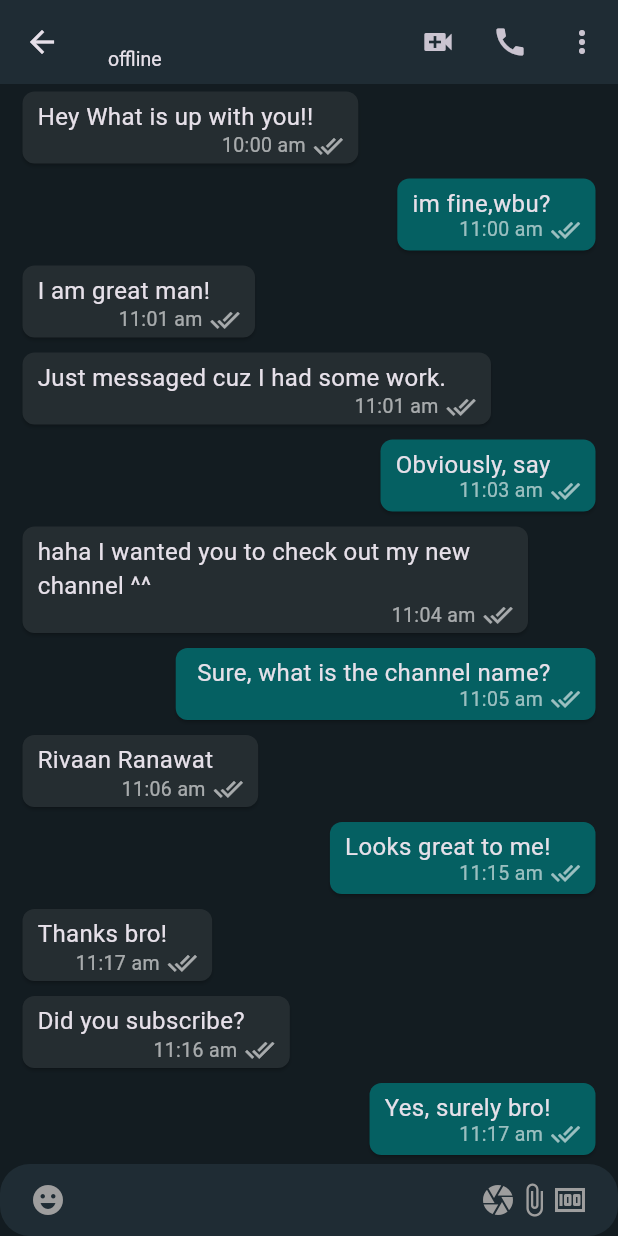
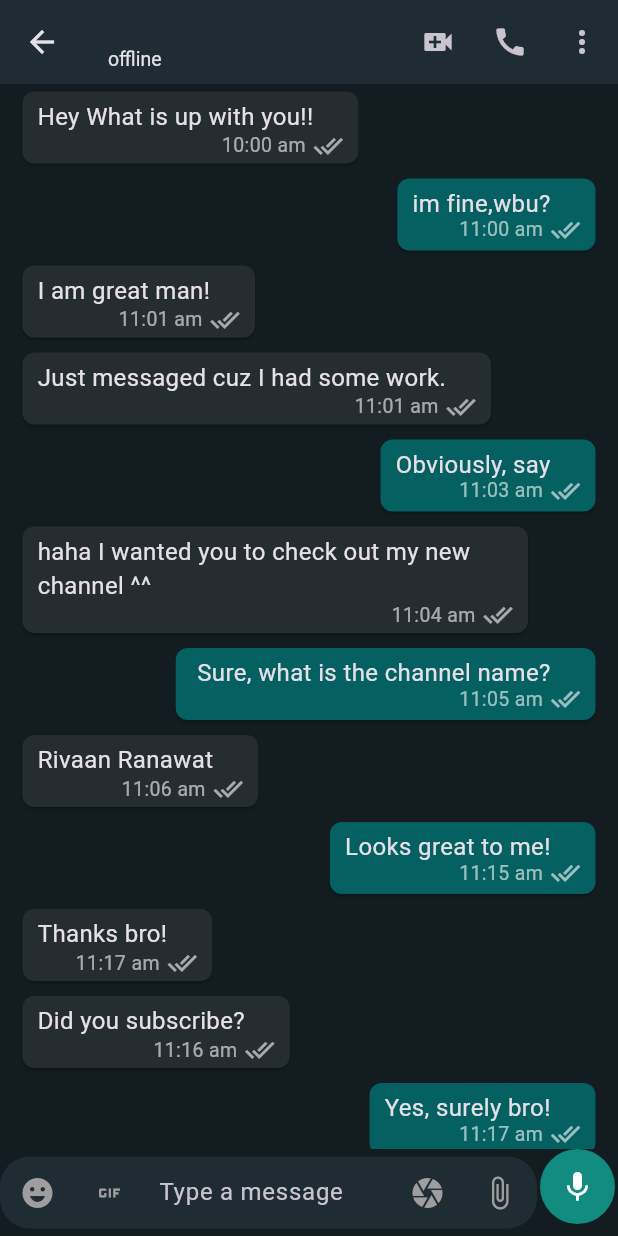
Before and after one commit to vedantagrawal524/VibeChat, a Flutter app: the MobileChatScreen screen opened directly with empty values, on a phone screen of 412 x 824 dp. Run offline on Flutter 3.47's test engine with Material 3 defaults, Android fonts, the phone set to English and light mode, and no system bars; our stand-ins replace cloud_firestore, country_picker, firebase_auth, firebase_core, firebase_storage, flutter_contacts and 2 more; accounts and stored records are empty.

Commit message:
Chat Field Updated

```diff
--- a/lib/colors.dart
+++ b/lib/colors.dart
@@ -13,3 +13,5 @@ const chatBarMessage = Color.fromRGBO(30, 36, 40, 1);
 const mobileChatBoxColor = Color.fromRGBO(31, 44, 52, 1);
 const greyColor = Colors.grey;
 const blackColor = Colors.black;
+const whiteColor = Colors.white;
+const sendButtonColor = Color(0xFF128C7E);
--- a/lib/screens/mobile_chat_screen.dart
+++ b/lib/features/chat/screens/mobile_chat_screen.dart
@@ -3,8 +3,9 @@ import 'package:flutter_riverpod/flutter_riverpod.dart';
 import 'package:whatsapp/colors.dart';
 import 'package:whatsapp/common/widgets/loader.dart';
 import 'package:whatsapp/features/auth/controller/auth_controller.dart';
+import 'package:whatsapp/features/chat/widgets/bottom_chat_field.dart';
 import 'package:whatsapp/models/user_model.dart';
-import 'package:whatsapp/widgets/chat_list.dart';
+import 'package:whatsapp/features/chat/widgets/chat_list.dart';
 
 class MobileChatScreen extends ConsumerWidget {
   const MobileChatScreen({
@@ -69,39 +70,7 @@ class MobileChatScreen extends ConsumerWidget {
       body: Column(
         children: [
           const Expanded(child: ChatList()),
-          TextField(
-            decoration: InputDecoration(
-              filled: true,
-              fillColor: mobileChatBoxColor,
-              prefixIcon: const Padding(
-                padding: EdgeInsets.symmetric(horizontal: 20),
-                child: Icon(
-                  Icons.emoji_emotions,
-                  color: Colors.grey,
-                ),
-              ),
-              suffixIcon: const Padding(
-                padding: EdgeInsets.symmetric(horizontal: 20),
-                child: Row(
-                  mainAxisAlignment: MainAxisAlignment.end,
-                  children: [
-                    Icon(Icons.camera, color: Colors.grey),
-                    Icon(Icons.attach_file, color: Colors.grey),
-                    Icon(Icons.money, color: Colors.grey),
-                  ],
-                ),
-              ),
-              hintText: 'Type a message',
-              border: OutlineInputBorder(
-                borderRadius: BorderRadius.circular(20),
-                borderSide: const BorderSide(
-                  width: 0,
-                  style: BorderStyle.none,
-                ),
-              ),
-              contentPadding: const EdgeInsets.all(10),
-            ),
-          ),
+          BottomChatField(),
         ],
       ),
     );
--- /dev/null
+++ b/lib/features/chat/widgets/bottom_chat_field.dart
@@ -0,0 +1,104 @@
+import 'package:flutter/material.dart';
+import 'package:whatsapp/colors.dart';
+
+class BottomChatField extends StatefulWidget {
+  const BottomChatField({
+    super.key,
+  });
+
+  @override
+  State<BottomChatField> createState() => _BottomChatFieldState();
+}
+
+class _BottomChatFieldState extends State<BottomChatField> {
+  bool isShowSendButton = false;
+  @override
+  Widget build(BuildContext context) {
+    return Row(
+      children: [
+        Expanded(
+          child: TextFormField(
+            onChanged: (value) {
+              if (value.isNotEmpty) {
+                setState(() {
+                  isShowSendButton = true;
+                });
+              } else {
+                setState(() {
+                  isShowSendButton = false;
+                });
+              }
+            },
+            decoration: InputDecoration(
+              filled: true,
+              fillColor: mobileChatBoxColor,
+              prefixIcon: Padding(
+                padding: const EdgeInsets.symmetric(horizontal: 1),
+                child: SizedBox(
+                  width: 100,
+                  child: Row(
+                    mainAxisAlignment: MainAxisAlignment.start,
+                    children: [
+                      IconButton(
+                        onPressed: () {},
+                        icon:
+                            const Icon(Icons.emoji_emotions, color: greyColor),
+                      ),
+                      IconButton(
+                        onPressed: () {},
+                        icon: const Icon(Icons.gif, color: greyColor),
+                      ),
+                    ],
+                  ),
+                ),
+              ),
+              suffixIcon: Padding(
+                padding: const EdgeInsets.symmetric(horizontal: 1),
+                child: SizedBox(
+                  width: 100,
+                  child: Row(
+                    mainAxisAlignment: MainAxisAlignment.end,
+                    children: [
+                      IconButton(
+                        onPressed: () {},
+                        icon: const Icon(Icons.camera, color: greyColor),
+                      ),
+                      IconButton(
+                        onPressed: () {},
+                        icon: const Icon(Icons.attach_file, color: greyColor),
+                      ),
+                    ],
+                  ),
+                ),
+              ),
+              hintText: 'Type a message',
+              border: OutlineInputBorder(
+                borderRadius: BorderRadius.circular(20),
+                borderSide: const BorderSide(
+                  width: 0,
+                  style: BorderStyle.none,
+                ),
+              ),
+              contentPadding: const EdgeInsets.all(10),
+            ),
+          ),
+        ),
+        Padding(
+          padding: const EdgeInsets.only(
+            bottom: 8,
+            right: 2,
+            left: 2,
+          ),
+          child: CircleAvatar(
+            backgroundColor: sendButtonColor,
+            radius: 25,
+            child: Icon(
+              isShowSendButton ? Icons.send : Icons.mic,
+              color: whiteColor,
+            ),
+          ),
+        ),
+      ],
+    );
+  }
+}
--- a/lib/widgets/chat_list.dart
+++ b/lib/features/chat/widgets/chat_list.dart
@@ -1,7 +1,7 @@
 import 'package:flutter/material.dart';
 import 'package:whatsapp/info.dart';
-import 'package:whatsapp/widgets/my_message_card.dart';
-import 'package:whatsapp/widgets/sender_message_card.dart';
+import 'package:whatsapp/features/chat/widgets/my_message_card.dart';
+import 'package:whatsapp/features/chat/widgets/sender_message_card.dart';
 
 class ChatList extends StatelessWidget {
   const ChatList({super.key});
--- a/lib/widgets/contact_list.dart
+++ b/lib/features/chat/widgets/contact_list.dart
@@ -1,7 +1,7 @@
 import 'package:flutter/material.dart';
 import 'package:whatsapp/colors.dart';
 import 'package:whatsapp/info.dart';
-import 'package:whatsapp/screens/mobile_chat_screen.dart';
+import 'package:whatsapp/features/chat/screens/mobile_chat_screen.dart';
 
 class ContactList extends StatelessWidget {
   const ContactList({super.key});
@@ -51,7 +51,7 @@ class ContactList extends StatelessWidget {
                     ),
                     trailing: Text(
                       info[index]['time'].toString(),
-                      style: const TextStyle(fontSize: 12, color: Colors.grey),
+                      style: const TextStyle(fontSize: 12, color: greyColor),
                     ),
                   ),
                 ),
--- a/lib/features/select_contacts/repository/select_contact_repository.dart
+++ b/lib/features/select_contacts/repository/select_contact_repository.dart
@@ -4,7 +4,7 @@ import 'package:flutter_contacts/flutter_contacts.dart';
 import 'package:flutter_riverpod/flutter_riverpod.dart';
 import 'package:whatsapp/common/utils/utils.dart';
 import 'package:whatsapp/models/user_model.dart';
-import 'package:whatsapp/screens/mobile_chat_screen.dart';
+import 'package:whatsapp/features/chat/screens/mobile_chat_screen.dart';
 
 final selectContactRepositoryProvider = Provider(
   (ref) => SelectContactRepository(
--- a/lib/main.dart
+++ b/lib/main.dart
@@ -5,7 +5,7 @@ import 'package:whatsapp/colors.dart';
 import 'package:whatsapp/common/widgets/error_screen.dart';
 import 'package:whatsapp/common/widgets/loader.dart';
 import 'package:whatsapp/features/auth/controller/auth_controller.dart';
-import 'package:whatsapp/features/landing/screens/landing_screen.dart';
+import 'package:whatsapp/features/auth/screens/landing_screen.dart';
 import 'package:whatsapp/firebase_options.dart';
 import 'package:whatsapp/router.dart';
 import 'package:whatsapp/screens/mobile_layout_screen.dart';
--- a/lib/router.dart
+++ b/lib/router.dart
@@ -4,7 +4,7 @@ import 'package:whatsapp/features/auth/screens/login_screen.dart';
 import 'package:whatsapp/features/auth/screens/otp_screen.dart';
 import 'package:whatsapp/features/auth/screens/user_information_screen.dart';
 import 'package:whatsapp/features/select_contacts/screens/select_contacts_screen.dart';
-import 'package:whatsapp/screens/mobile_chat_screen.dart';
+import 'package:whatsapp/features/chat/screens/mobile_chat_screen.dart';
 import 'package:whatsapp/screens/mobile_layout_screen.dart';
 
 Route<dynamic> generateRoute(RouteSettings setttings) {
--- a/lib/screens/mobile_layout_screen.dart
+++ b/lib/screens/mobile_layout_screen.dart
@@ -1,7 +1,7 @@
 import 'package:flutter/material.dart';
 import 'package:whatsapp/colors.dart';
 import 'package:whatsapp/features/select_contacts/screens/select_contacts_screen.dart';
-import 'package:whatsapp/widgets/contact_list.dart';
+import 'package:whatsapp/features/chat/widgets/contact_list.dart';
 
 class MobileLayoutScreen extends StatelessWidget {
   const MobileLayoutScreen({super.key});
--- a/lib/screens/web_layout_screen.dart
+++ b/lib/screens/web_layout_screen.dart
@@ -1,7 +1,7 @@
 import 'package:flutter/material.dart';
 import 'package:whatsapp/colors.dart';
-import 'package:whatsapp/widgets/chat_list.dart';
-import 'package:whatsapp/widgets/contact_list.dart';
+import 'package:whatsapp/features/chat/widgets/chat_list.dart';
+import 'package:whatsapp/features/chat/widgets/contact_list.dart';
 import 'package:whatsapp/widgets/web_chat_appbar.dart';
 import 'package:whatsapp/widgets/web_profile_bar.dart';
 import 'package:whatsapp/widgets/web_search_bar.dart';
```
Also changed, not shown: lib/features/auth/screens/landing_screen.dart (renamed from lib/features/landing/screens/landing_screen.dart), lib/features/chat/widgets/my_message_card.dart (renamed from lib/widgets/my_message_card.dart), lib/features/chat/widgets/sender_message_card.dart (renamed from lib/widgets/sender_message_card.dart).
